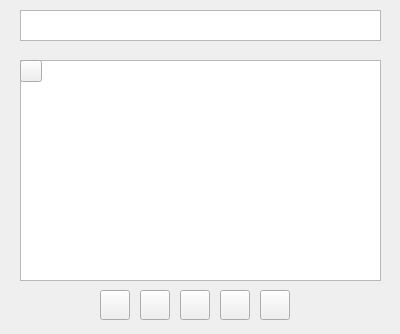
Above: BoomBoxProducerGUI/boomboxproducerwidget.ui from Aleeeksy/RemoteBoomBox before the change. Below: the same form after it.
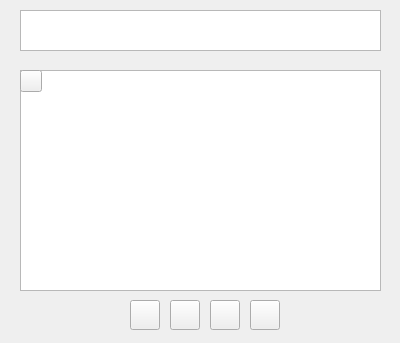
That is the form after the change.

The edit to the form file:
```diff
--- a/BoomBoxProducerGUI/boomboxproducerwidget.ui
+++ b/BoomBoxProducerGUI/boomboxproducerwidget.ui
@@ -7,7 +7,7 @@
     <x>0</x>
     <y>0</y>
     <width>400</width>
-    <height>334</height>
+    <height>343</height>
    </rect>
   </property>
   <property name="windowTitle">
@@ -17,7 +17,7 @@
    <property name="geometry">
     <rect>
      <x>20</x>
-     <y>60</y>
+     <y>70</y>
      <width>361</width>
      <height>221</height>
     </rect>
@@ -27,7 +27,7 @@
    <property name="geometry">
     <rect>
      <x>20</x>
-     <y>60</y>
+     <y>70</y>
      <width>22</width>
      <height>22</height>
     </rect>
@@ -39,21 +39,8 @@
   <widget class="QPushButton" name="playButton">
    <property name="geometry">
     <rect>
-     <x>140</x>
-     <y>290</y>
-     <width>30</width>
-     <height>30</height>
-    </rect>
-   </property>
-   <property name="text">
-    <string/>
-   </property>
-  </widget>
-  <widget class="QPushButton" name="stopButton">
-   <property name="geometry">
-    <rect>
-     <x>220</x>
-     <y>290</y>
+     <x>170</x>
+     <y>300</y>
      <width>30</width>
      <height>30</height>
     </rect>
@@ -65,8 +52,8 @@
   <widget class="QPushButton" name="nextTrackButton">
    <property name="geometry">
     <rect>
-     <x>260</x>
-     <y>290</y>
+     <x>250</x>
+     <y>300</y>
      <width>30</width>
      <height>30</height>
     </rect>
@@ -78,8 +65,8 @@
   <widget class="QPushButton" name="previousTrackButton">
    <property name="geometry">
     <rect>
-     <x>100</x>
-     <y>290</y>
+     <x>130</x>
+     <y>300</y>
      <width>30</width>
      <height>30</height>
     </rect>
@@ -91,8 +78,8 @@
   <widget class="QPushButton" name="pauseButton">
    <property name="geometry">
     <rect>
-     <x>180</x>
-     <y>290</y>
+     <x>210</x>
+     <y>300</y>
      <width>30</width>
      <height>30</height>
     </rect>
@@ -107,7 +94,7 @@
      <x>20</x>
      <y>10</y>
      <width>361</width>
-     <height>31</height>
+     <height>41</height>
     </rect>
    </property>
    <property name="overwriteMode">
```
